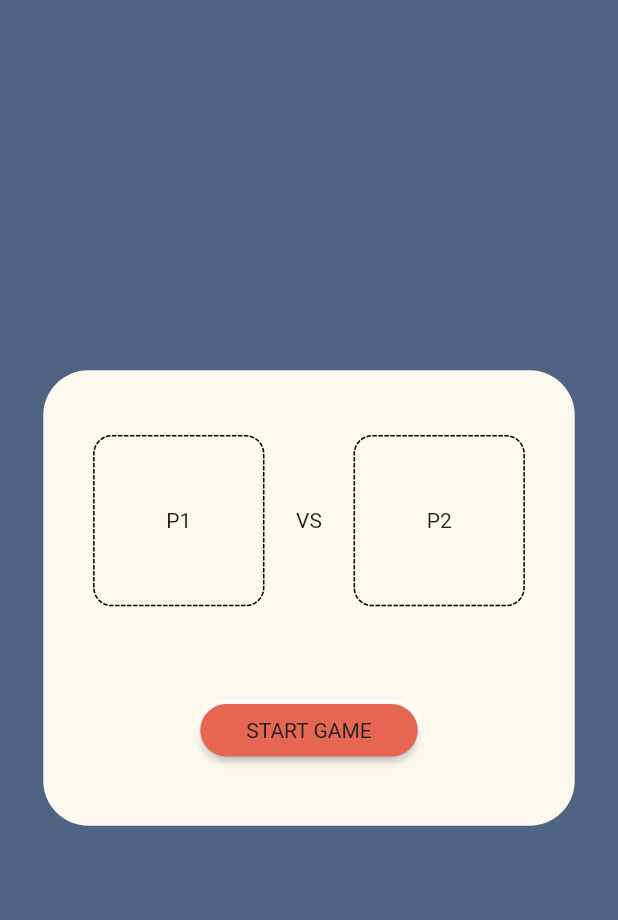
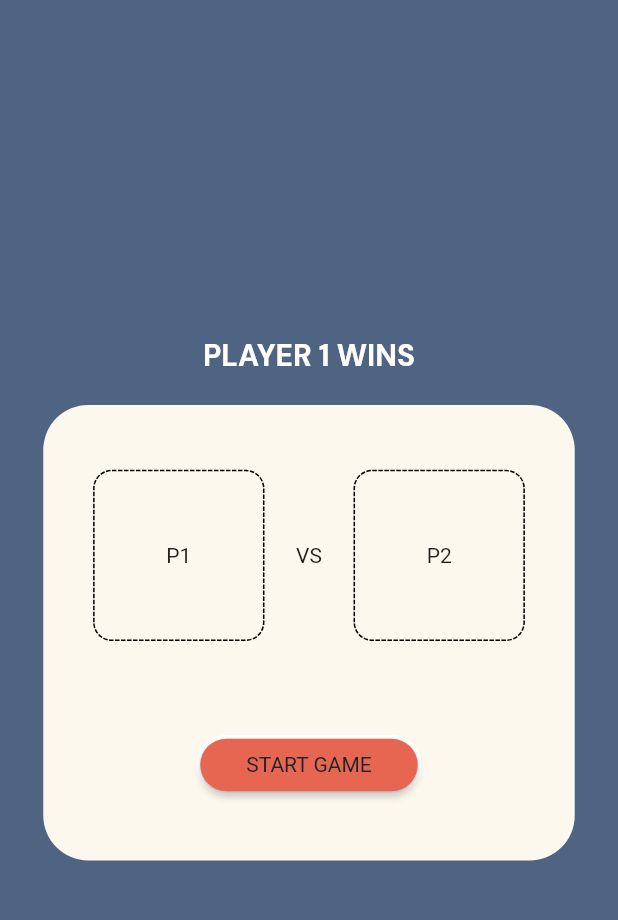
Before and after one commit to dubemezeagwu/roll_6ix, a Flutter app: the screen it shows after launch, on a phone screen of 412 x 824 dp, the part 62-982 px from its top. Run offline on Flutter 3.47's test engine with Material 2 defaults, Android fonts, the phone set to English and light mode, and no system bars; drawn by our look-alikes of dotted_border; our stand-ins replace bloc, equatable, google_fonts.

Commit message:
add winner container to the UI & added equatable dependency.

```diff
--- a/lib/presentation/game_home.dart
+++ b/lib/presentation/game_home.dart
@@ -13,6 +13,14 @@ class GameHome extends StatefulWidget {
 }
 
 class _GameHomeState extends State<GameHome> {
+  bool isPlayerTextVisible = false;
+  @override
+  void initState() {
+    setState(() {
+      isPlayerTextVisible = false;
+    });
+    super.initState();
+  }
   @override
   Widget build(BuildContext context) {
     SizeConfig.init(context);
@@ -21,12 +29,17 @@ class _GameHomeState extends State<GameHome> {
         elevation: 0,
         backgroundColor: AppColors.backgroundColor,
         centerTitle: true,
-        title: Text("ROLL 6IX",style: AppStyles.regularWhite11,),
+        title: Text("ROLL 6IX",style: AppStyles.regularBlack20,),
       ),
       backgroundColor: AppColors.backgroundColor,
 
       body: Center(
-        child: Container(
+        child: Column(
+          mainAxisAlignment: MainAxisAlignment.center,
+          children: [
+            Text("PLAYER 1 WINS", style: AppStyles.regularWhite20,),
+            SizedBox(height: 20.h,),
+            Container(
               decoration: const BoxDecoration(
                 color: AppColors.cream,
                 borderRadius: BorderRadius.all(Radius.circular(30))
@@ -98,6 +111,8 @@ class _GameHomeState extends State<GameHome> {
                 ),
               ),
             ),
+          ],
+        ),
       ),
     );
   }
--- a/lib/utils/app_styles.dart
+++ b/lib/utils/app_styles.dart
@@ -7,7 +7,15 @@ import 'package:roll_6ix/utils/extensions.dart';
 import 'app_colors.dart';
 
 class AppStyles {
-  static TextStyle regularWhite11 = GoogleFonts.dmSans(
+  static TextStyle regularWhite20 = GoogleFonts.dmSans(
+    textStyle: TextStyle(
+        fontSize: 20.sp,
+        color: AppColors.white,
+        fontWeight: FontWeight.w700
+    ),
+  );
+
+  static TextStyle regularBlack20 = GoogleFonts.dmSans(
     textStyle: TextStyle(
         fontSize: 20.sp,
         color: AppColors.darkerTextColor,
--- a/pubspec.yaml
+++ b/pubspec.yaml
@@ -38,6 +38,7 @@ dependencies:
   dotted_border: ^2.0.0+2
   flutter_bloc: ^8.0.1
   bloc: ^8.0.3
+  equatable: ^2.0.3
 
 dev_dependencies:
   flutter_test:
```
Also changed, not shown: pubspec.lock, 2 other files. Lines whose indentation alone changed are shown as unchanged.
